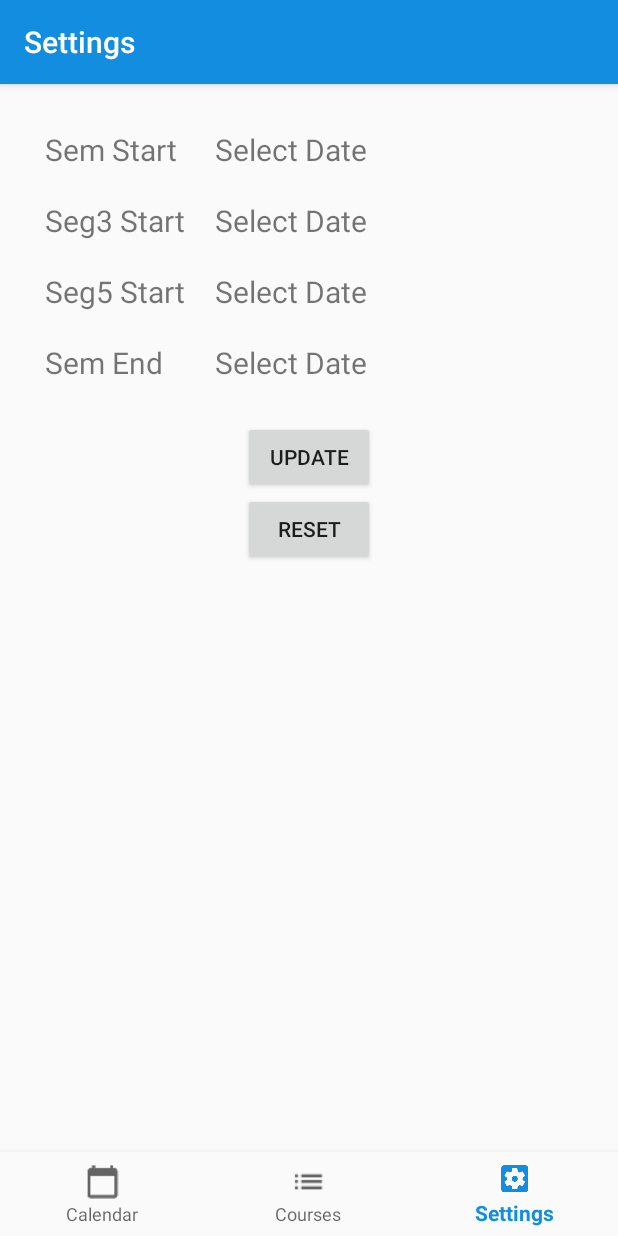
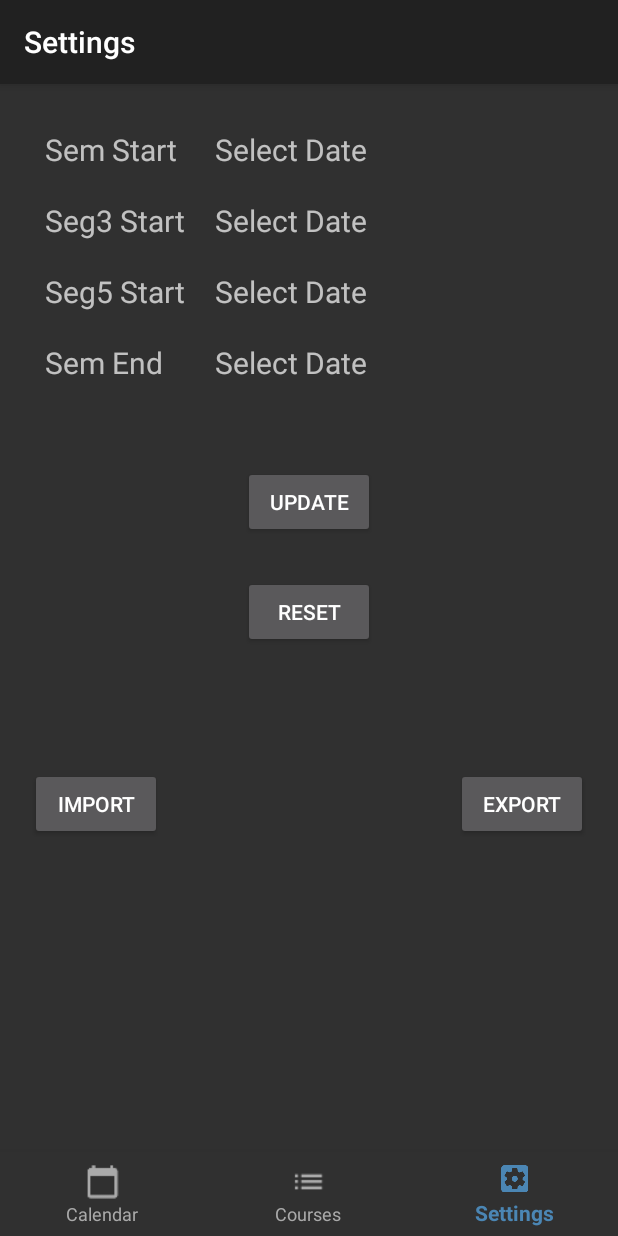
Before and after one commit to DarkKnight2000/ADashboard, an Android app: the screen it shows after launch (MainActivity), item 3 of the bottom bar chosen, on a phone screen of 412 x 824 dp. Run offline under Robolectric (Android 15) with nearby library versions, the phone set to English and light mode, and no system bars; libraries missing offline, so code that uses them is left out: io.realm; 14 statements that could not run were skipped.

Commit message:
Added dark theme

```diff
--- a/app/src/main/AndroidManifest.xml
+++ b/app/src/main/AndroidManifest.xml
@@ -9,11 +9,12 @@
         android:label="@string/app_name"
         android:roundIcon="@mipmap/ic_launcher_round"
         android:supportsRtl="true"
-        android:theme="@style/DarkTheme">
+        android:theme="@style/DarkTheme"
+        >
         <activity
             android:name=".Activties.MainActivity"
             android:label="@string/app_name"
-            android:theme="@style/DarkTheme">
+            >
             <intent-filter>
                 <action android:name="android.intent.action.MAIN" />
 
--- a/app/src/main/java/com/rishi/dash3/Activties/MainActivity.kt
+++ b/app/src/main/java/com/rishi/dash3/Activties/MainActivity.kt
@@ -2,13 +2,8 @@ package com.rishi.dash3.Activties
 
 import androidx.appcompat.app.AppCompatActivity
 import android.os.Bundle
-import android.util.Log
-import android.view.MenuItem
 import android.widget.Toast
 import androidx.core.view.get
-import com.google.android.material.bottomnavigation.BottomNavigationItemView
-import com.google.android.material.bottomnavigation.BottomNavigationMenu
-import com.google.android.material.bottomnavigation.BottomNavigationMenuView
 import com.google.android.material.bottomnavigation.BottomNavigationView
 import com.rishi.dash3.Fragments.AllCourseFrag
 import com.rishi.dash3.Fragments.CalendarFragment
@@ -24,7 +19,7 @@ class MainActivity : AppCompatActivity() {
     private val sets = Settings()
     private val tags = arrayOf("cal", "allC", "sets")
     private val titles = arrayOf("Calendar", "Courses", "Settings")
-    lateinit var listener: BottomNavigationView.OnNavigationItemSelectedListener
+    private lateinit var listener: BottomNavigationView.OnNavigationItemSelectedListener
     private var exit = false
 
     override fun onCreate(savedInstanceState: Bundle?) {
@@ -42,6 +37,7 @@ class MainActivity : AppCompatActivity() {
             set.seg1End = "11/12/2019"
             realm.commitTransaction()
             supportFragmentManager.beginTransaction().replace(R.id.frame_container, sets, tags[2]).commit()
+            botNav.selectedItemId = R.id.navigation_set
             tool?.title = titles[2]
             Toast.makeText(this, "Set semester dates to get started", Toast.LENGTH_LONG).show()
         }
@@ -82,13 +78,13 @@ class MainActivity : AppCompatActivity() {
     }
 
     override fun onBackPressed() {
-        if(exit) super.onBackPressed()
         //Log.i("back_activity ", "here")
-        /*var i = 0
+        super.onBackPressed()
+        var i = 0
         for(t in tags){
-            var f = supportFragmentManager.findFragmentByTag(t)
+            val f = supportFragmentManager.findFragmentByTag(t)
             if(f!=null && f.isVisible){
-                Log.i("back_activity ", "where$i")
+                //Log.i("back_activity ", "where$i")
                 botNav.setOnNavigationItemSelectedListener{
                     true
                 }
@@ -99,11 +95,12 @@ class MainActivity : AppCompatActivity() {
                 break
             }
             ++i
-        }*/
+        }
+/*        if(exit) super.onBackPressed()
         else{
             Toast.makeText(this, "Press back again to exit", Toast.LENGTH_SHORT).show()
             exit = true
-        }
+        }*/
 
     }
 }
--- a/app/src/main/java/com/rishi/dash3/DashEntry.kt
+++ b/app/src/main/java/com/rishi/dash3/DashEntry.kt
@@ -3,6 +3,7 @@ package com.rishi.dash3
 import io.realm.Realm.setDefaultConfiguration
 import io.realm.RealmConfiguration
 import android.app.Application
+import androidx.appcompat.app.AppCompatDelegate
 import com.rishi.dash3.Models.Settings
 import io.realm.Realm
 
@@ -10,6 +11,7 @@ import io.realm.Realm
 class DashEntry : Application() {
     override fun onCreate() {
         super.onCreate()
+        AppCompatDelegate.setDefaultNightMode(AppCompatDelegate.MODE_NIGHT_YES)
         Realm.init(this)
         val realmConfig = RealmConfiguration.Builder()
             .name("dash.realm")
--- a/app/src/main/java/com/rishi/dash3/Fragments/Settings.kt
+++ b/app/src/main/java/com/rishi/dash3/Fragments/Settings.kt
@@ -26,6 +26,7 @@ import kotlinx.android.synthetic.main.fragment_settings.*
 class Settings : Fragment() {
 
     lateinit var realm: Realm
+    val fileName = "Data.txt"
 
     override fun onCreate(savedInstanceState: Bundle?) {
         super.onCreate(savedInstanceState)
@@ -92,6 +93,13 @@ class Settings : Fragment() {
             alertDialog.show()
         }
 
+        view.findViewById<Button>(R.id.exportData).setOnClickListener {
+            var text = ""
+            context!!.openFileOutput(fileName, Context.MODE_PRIVATE).use {
+                it.write(text.toByteArray())
+            }
+        }
+
         val set = realm.where(Settings::class.java).findFirst()!!
         view.findViewById<TextView>(R.id.semStart).text = set.semStart
         view.findViewById<TextView>(R.id.seg1).text = set.seg1End
--- /dev/null
+++ b/app/src/main/res/drawable/menu_selector.xml
@@ -0,0 +1,5 @@
+<?xml version="1.0" encoding="utf-8"?>
+<selector xmlns:android="http://schemas.android.com/apk/res/android">
+    <item android:state_checked="true" android:color="?android:colorAccent" />
+    <item android:color="@android:color/darker_gray"  />
+</selector>
--- a/app/src/main/res/layout/activity_courseinfo.xml
+++ b/app/src/main/res/layout/activity_courseinfo.xml
@@ -2,11 +2,11 @@
 <ScrollView xmlns:android="http://schemas.android.com/apk/res/android"
     android:layout_width="match_parent"
     android:layout_height="match_parent" xmlns:app="http://schemas.android.com/apk/res-auto"
-    android:theme="@style/DarkTheme">
+    >
     <RelativeLayout
         android:layout_width="match_parent"
         android:layout_height="wrap_content"
-        android:padding="10sp">
+        android:padding="10dp">
 
         <TextView
             android:text="Course Name"
@@ -213,6 +213,7 @@
             android:layout_below="@id/clsEditor"
             android:text="Update"
             android:id="@+id/btnCommit"
+            android:layout_marginTop="15dp"
             />
         <RadioGroup
             android:layout_width="wrap_content"
--- a/app/src/main/res/layout/activity_main.xml
+++ b/app/src/main/res/layout/activity_main.xml
@@ -20,6 +20,9 @@
         android:layout_gravity="bottom"
         android:background="?android:attr/windowBackground"
         android:foreground="?attr/selectableItemBackground"
-        app:menu="@menu/menu_nav"/>
+        app:menu="@menu/menu_nav"
+        app:itemIconTint="@drawable/menu_selector"
+        app:itemTextColor="@drawable/menu_selector"
+        />
 
 </androidx.coordinatorlayout.widget.CoordinatorLayout>
--- a/app/src/main/res/layout/course_list_card.xml
+++ b/app/src/main/res/layout/course_list_card.xml
@@ -1,7 +1,6 @@
 <?xml version="1.0" encoding="utf-8"?>
 <androidx.cardview.widget.CardView xmlns:android="http://schemas.android.com/apk/res/android"
     xmlns:card_view="http://schemas.android.com/tools"
-    xmlns:app="http://schemas.android.com/apk/res-auto"
     android:orientation="vertical"
     android:layout_width="match_parent"
     android:layout_height="wrap_content"
@@ -32,7 +31,7 @@
             android:src="@android:drawable/ic_menu_delete"
             android:layout_gravity="center"
             android:id="@+id/btnBin"
-            android:tint="@color/myPrimary"
+            android:tint="@color/greyE"
             />
 
     </LinearLayout>
--- a/app/src/main/res/layout/edit_info_card.xml
+++ b/app/src/main/res/layout/edit_info_card.xml
@@ -61,7 +61,7 @@
             android:src="@android:drawable/ic_menu_delete"
             android:layout_gravity="center"
             android:id="@+id/btnBin"
-            android:tint="@color/myPrimary"
+            android:tint="@color/greyE"
             />
 
     </LinearLayout>
--- a/app/src/main/res/layout/fragment_settings.xml
+++ b/app/src/main/res/layout/fragment_settings.xml
@@ -95,7 +95,7 @@
         android:text="Update"
         android:layout_centerHorizontal="true"
         android:layout_below="@id/seg3Label"
-        android:layout_marginTop="15dp"
+        android:layout_marginTop="45dp"
         android:id="@+id/updateSem"
         />
 
@@ -105,5 +105,27 @@
         android:text="Reset"
         android:layout_below="@id/updateSem"
         android:layout_centerHorizontal="true"
-        android:id="@+id/reset"/>
+        android:id="@+id/reset"
+        android:layout_marginTop="25dp"
+        />
+
+    <Button
+        android:layout_width="wrap_content"
+        android:layout_height="wrap_content"
+        android:text="Import"
+        android:layout_below="@id/reset"
+        android:id="@+id/importData"
+        android:layout_alignStart="@id/seg3Label"
+        android:layout_marginTop="80dp"
+        />
+
+    <Button
+        android:layout_width="wrap_content"
+        android:layout_height="wrap_content"
+        android:text="Export"
+        android:layout_below="@id/reset"
+        android:id="@+id/exportData"
+        android:layout_alignParentEnd="true"
+        android:layout_alignTop="@id/importData"
+        />
 </RelativeLayout>
--- a/app/src/main/res/values/colors.xml
+++ b/app/src/main/res/values/colors.xml
@@ -3,11 +3,12 @@
     <color name="colorPrimary">#008577</color>
     <color name="colorPrimaryDark">#00574B</color>
     <color name="colorAccent">#D81B60</color>
-    <color name="myAccentDark">#137cce</color>
-    <color name="myAccent">#138ddf</color>
-    <color name="myAccentLight">#0982d9</color>
-    <color name="myPrimaryDark">#222222</color>
-    <color name="myPrimary">#444444</color>
-    <color name="myPrimaryLight">#555555</color>
-    <color name="myText">#ffffff</color>
+    <color name="darkBlue">#137cce</color>
+    <color name="blue">#138ddf</color>
+    <color name="lightBlue">#4b86b4</color>
+    <color name="grey2">#222222</color>
+    <color name="grey3">#333333</color>
+    <color name="grey4">#444444</color>
+    <color name="grey5">#555555</color>
+    <color name="greyE">#eeeeee</color>
 </resources>
--- a/app/src/main/res/values/styles.xml
+++ b/app/src/main/res/values/styles.xml
@@ -1,4 +1,6 @@
 <resources>
+
+    <attr format="reference" name="cardStyle"/>
 
     <!-- Base application theme. -->
     <style name="AppTheme" parent="Theme.AppCompat.Light.DarkActionBar">
@@ -17,42 +19,42 @@
 
     <style name="AppTheme.PopupOverlay" parent="ThemeOverlay.AppCompat.Light" />
 
-    <!-- TODO: Update this style -->
-    <style name="DarkTheme" parent="AppTheme">
-        <!--    <item name="android:textColor">@color/myText</item>
-           <item name="android:windowBackground">@color/myPrimary</item>
-           <item name="colorPrimary">@color/myPrimary</item>
-           <item name="colorPrimaryDark">@color/myPrimaryDark</item>
-           <item name="colorAccent">@color/myAccent</item>
-           <item name="buttonStyle">@style/CustomButtonStyle</item>
-           <item name="android:tint">@color/myText</item>
-           <item name="android:calendarViewStyle">@style/CustomCalendar</item> -->
-        <item name="colorPrimary">@color/myAccent</item>
-        <item name="colorPrimaryDark">@color/myAccentDark</item>
-        <item name="colorAccent">@color/myAccent</item>
+    <style name="DarkTheme" parent="Theme.AppCompat.DayNight">
+        <item name="colorAccent">@color/lightBlue</item>
+    </style>
+
+    <!-- <style name="DarkTheme" parent="Theme.AppCompat.DayNight">
+           <item name="colorPrimary">@color/grey3</item>
+           <item name="colorPrimaryDark">@color/grey2</item>
+           <item name="colorAccent">@color/lightBlue</item>
+    </style>
+
+    <style name="CardViewStyle" parent="CardView">
+        <item name="cardCornerRadius">4dp</item>
+        <item name="cardElevation">4dp</item>
+        <item name="cardBackgroundColor">@color/grey3</item>
     </style>
 
 
-    <style name="CustomButtonStyle" parent="Widget.AppCompat.Button.Borderless">
-        <!-- <item name="android:background">@drawable/custom_button</item> -->
-        <item name="android:layout_margin">40sp</item>
-        <item name="android:background">@color/myAccent</item>
+    <style name="CustomButtonStyle">
+        <item name="android:background">@drawable/custom_button</item>
+        <item name="android:padding">10dp</item>
+        <item name="android:layout_margin">10dp</item>
+        <item name="android:background">@color/lightBlue</item>
     </style>
 
-    <style name="CustomCalendar" parent="ThemeOverlay.MaterialComponents.Dark">
-        <item name="colorPrimary">@color/myText</item>
-        <item name="android:dateTextAppearance">@style/CalenderViewDateCustomText</item>
-        <item name="android:weekDayTextAppearance">@style/CalenderViewWeekCustomText</item>
-
+    <style name="CalenderViewCustom" parent="Theme.AppCompat">
+        <item name="colorAccent">@color/blue</item>
+        <item name="colorPrimary">@color/blue</item>
+        <item name="android:textColorPrimary">@color/greyE</item>
     </style>
 
     <style name="CalenderViewDateCustomText" parent="android:TextAppearance.DeviceDefault.Small">
-        <item name="android:textColor">@color/myText</item>
-        <item name="android:weekNumberColor">@color/myText</item>
+        <item name="android:textColor">@color/greyE</item>
     </style>
 
     <style name="CalenderViewWeekCustomText" parent="android:TextAppearance.DeviceDefault.Small">
-        <item name="android:textColor">@color/myText</item>
-    </style>
+        <item name="android:textColor">@color/greyE</item>
+    </style> -->
 
 </resources>
```
Also changed, not shown: app/src/main/res/layout/fragment_add_course.xml (+6 -4 lines).
